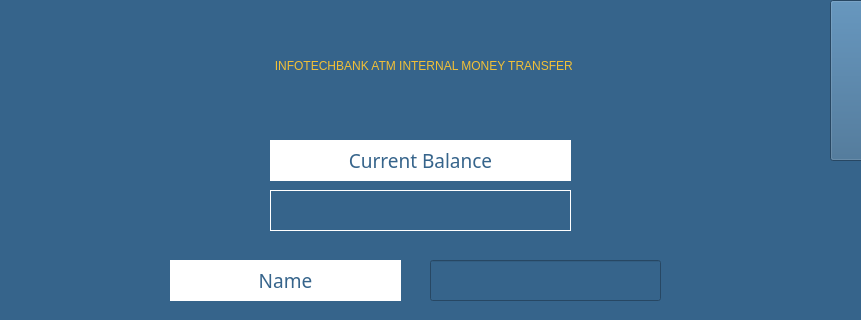
This is external.ui in melihorhanyilmaz/Project as Qt 5 draws it before an edit; both pictures show x 0 to 861 and y 0 to 320 of the 1000 by 750 pixel window. The edited form follows.
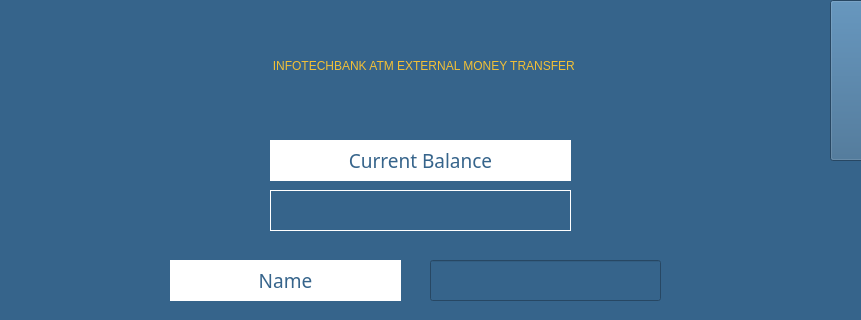
This is the edited form. Icons and pictures are not drawn.

```diff
--- a/external.ui
+++ b/external.ui
@@ -341,7 +341,7 @@
 font: 75 20pt &quot;MS Shell Dlg 2&quot;;</string>
     </property>
     <property name="text">
-     <string>  INFOTECHBANK ATM INTERNAL MONEY TRANSFER</string>
+     <string>  INFOTECHBANK ATM EXTERNAL MONEY TRANSFER</string>
     </property>
     <property name="alignment">
      <set>Qt::AlignCenter</set>
```
